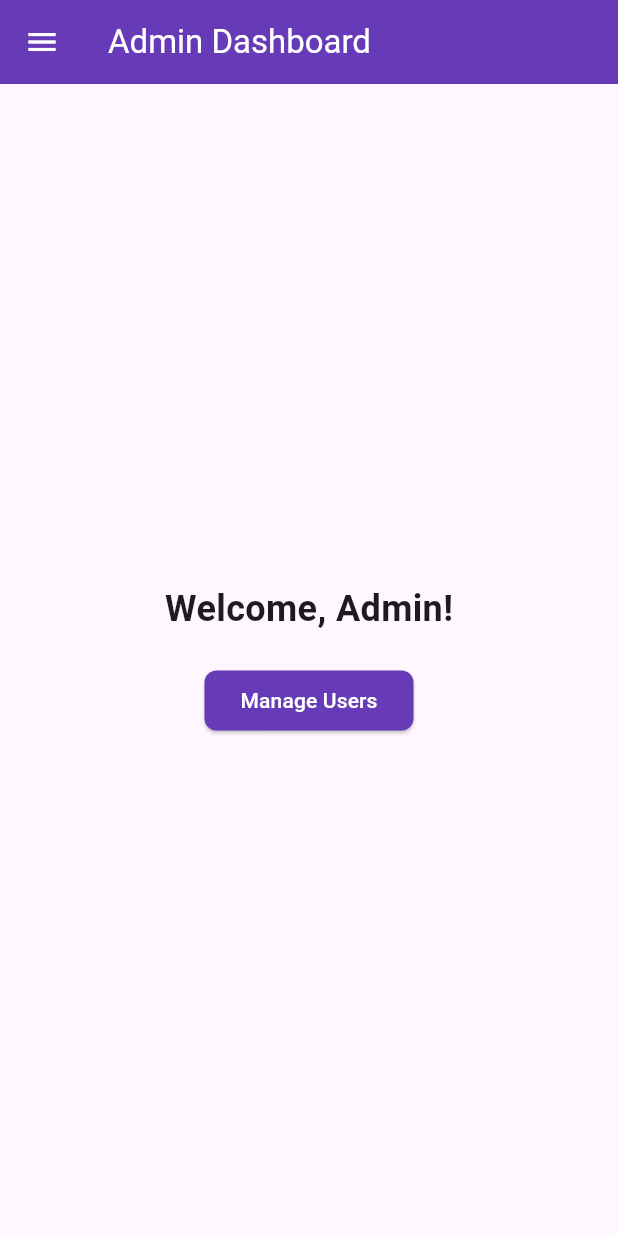
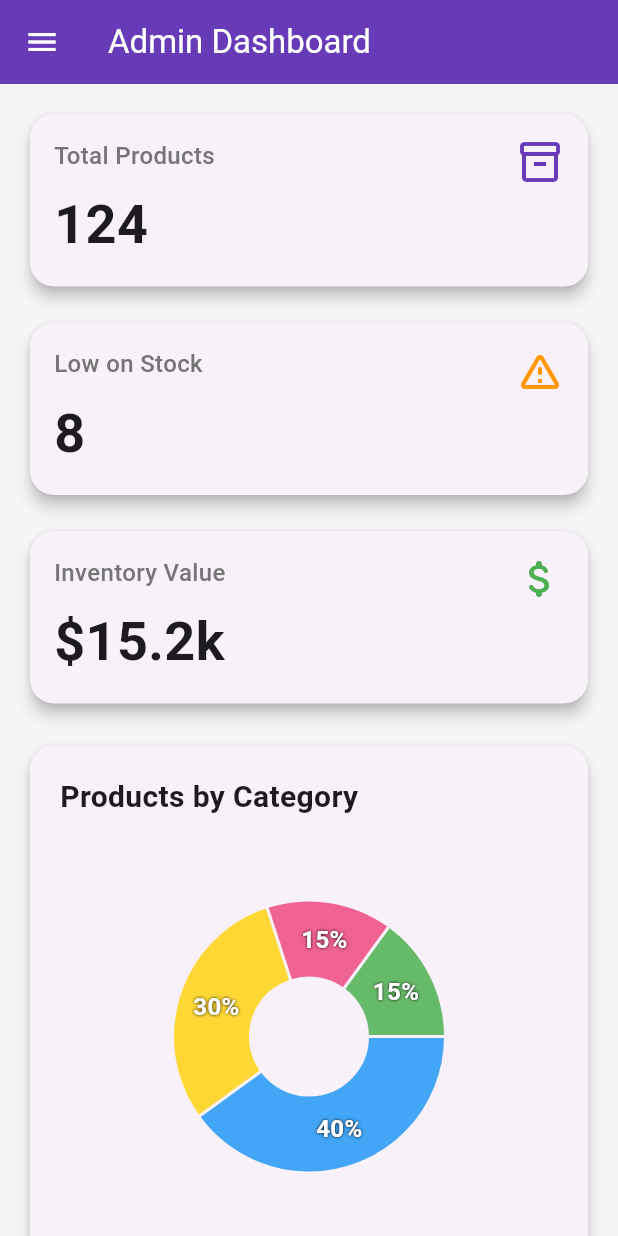
Before and after one commit to Azrof88/flutter-inventory-app, a Flutter app: the AdminDashboardScreen widget shown alone on an empty page, opened directly, on a phone screen of 412 x 824 dp. Run offline on Flutter 3.47's test engine with Material 3 defaults, Android fonts, the light colour scheme and no system bars; drawn by our look-alikes of fl_chart; our stand-ins replace cloud_firestore, shared_preferences; accounts and stored records are empty; network calls fail.

Commit message:
feat: Implement dashboard UI with responsive metric cards and pie chart

```diff
--- a/lib/data/services/auth_service.dart
+++ b/lib/data/services/auth_service.dart
@@ -16,12 +16,12 @@ class AuthService {
   // This list will act as our in-memory "users" database.
   // MEHEDI-TODO: This entire list will be removed and replaced by Firestore calls.
   final List<AppUser> _users = [
-    AppUser(uid: '1', email: 'admin@app.com', role: UserRole.admin),
-    AppUser(uid: '2', email: 'staff@app.com', role: UserRole.staff),
+    AppUser(uid: '1', email: 'admin@gmail.com', role: UserRole.admin),
+    AppUser(uid: '2', email: 'staff@gmail.com', role: UserRole.staff),
   ];
   final Map<String, String> _passwords = {
-    'admin@app.com': 'password',
-    'staff@app.com': 'password',
+    'admin@gmail.com': 'password',
+    'staff@gmail.com': 'password',
   };
 
 
--- a/lib/screens/dashboard/admin_dashboard_screen.dart
+++ b/lib/screens/dashboard/admin_dashboard_screen.dart
@@ -1,39 +1,59 @@
 import 'package:flutter/material.dart';
-import '../../data/models/user_model.dart'; // Import this to use the UserRole enum
-import 'dashboard_screen.dart'; // Import the main layout shell
+import '../../data/models/user_model.dart';
+import '../../widgets/metric_card.dart';
+import '../../widgets/category_pie_chart.dart';
+import 'dashboard_screen.dart';
 
 class AdminDashboardScreen extends StatelessWidget {
   const AdminDashboardScreen({super.key});
 
   @override
   Widget build(BuildContext context) {
-    // NO Scaffold or AppBar here!
-    // This is the unique content for the admin.
-    final adminContent = Center(
-      child: Column(
-        mainAxisAlignment: MainAxisAlignment.center,
+    // A ListView is the most robust way to build this scrollable screen.
+    final adminContent = Container(
+      color: Colors.grey.shade100,
+      child: ListView(
+        padding: const EdgeInsets.all(16.0),
         children: [
-          const Text(
-            'Welcome, Admin!',
-            style: TextStyle(fontSize: 24, fontWeight: FontWeight.bold),
+          Wrap(
+            spacing: 16.0,
+            runSpacing: 16.0,
+            alignment: WrapAlignment.center,
+            children: const [
+              // --- DATA HAND-OFF POINT FOR MUBIN & MEHEDI ---
+
+              // MUBIN-TODO: Your task is to create a new service file: `lib/data/services/dashboard_service.dart`.
+              // This service will be a Singleton and will contain dummy methods that return hardcoded data for now.
+              // For example:
+              //   Future<int> getTotalProductCount() async { return 124; }
+              //   Future<int> getLowStockCount() async { return 8; }
+              //   Future<String> getTotalInventoryValue() async { return "\$15.2k"; }
+              // You will then call these methods to populate the `value` fields in the MetricCard widgets below.
+
+              // MEHEDI-TODO: Your task is to replace Mubin's dummy methods in the `DashboardService`.
+              // You will implement real-time listeners to Firestore. For example, `getTotalProductCount`
+              // will listen to the `.snapshots()` of the 'products' collection and return its size.
+              // This will require converting this screen into a StatefulWidget that can rebuild when the data from your streams changes.
+
+              MetricCard(title: 'Total Products', value: '124', icon: Icons.inventory_2_outlined, iconColor: Colors.deepPurple),
+              MetricCard(title: 'Low on Stock', value: '8', icon: Icons.warning_amber_rounded, iconColor: Colors.orange),
+              MetricCard(title: 'Inventory Value', value: '\$15.2k', icon: Icons.attach_money_rounded, iconColor: Colors.green),
+            ],
           ),
           const SizedBox(height: 20),
-          ElevatedButton(
-            onPressed: () {
-              // TODO: Navigate to user management screen
-            },
-            child: const Text('Manage Users'),
-          )
+          // We give the chart a fixed height to ensure it behaves predictably.
+          SizedBox(
+            height: 400,
+            child: CategoryPieChart(),
+          ),
         ],
       ),
     );
 
-    // Now, wrap the unique content with the common DashboardScreen layout.
-    // This provides the AppBar and the Drawer (sidebar).
     return DashboardScreen(
       title: 'Admin Dashboard',
       body: adminContent,
-      userRole: UserRole.admin, // Pass the role to the sidebar
+      userRole: UserRole.admin,
     );
   }
 }
--- /dev/null
+++ b/lib/widgets/category_pie_chart.dart
@@ -0,0 +1,99 @@
+import 'package:fl_chart/fl_chart.dart';
+import 'package:flutter/material.dart';
+
+class CategoryPieChart extends StatefulWidget {
+  const CategoryPieChart({super.key});
+
+  @override
+  State<CategoryPieChart> createState() => _CategoryPieChartState();
+}
+
+class _CategoryPieChartState extends State<CategoryPieChart> {
+  int touchedIndex = -1;
+
+  @override
+  Widget build(BuildContext context) {
+    return Card(
+      elevation: 4,
+      shape: RoundedRectangleBorder(borderRadius: BorderRadius.circular(16)),
+      child: Padding(
+        padding: const EdgeInsets.all(20.0),
+        child: Column(
+          mainAxisSize: MainAxisSize.min,
+          crossAxisAlignment: CrossAxisAlignment.start,
+          children: [
+            const Text(
+              'Products by Category',
+              style: TextStyle(
+                fontSize: 20,
+                fontWeight: FontWeight.bold,
+              ),
+            ),
+            const SizedBox(height: 20),
+            SizedBox(
+              height: 250,
+              child: PieChart(
+                PieChartData(
+                  pieTouchData: PieTouchData(
+                    touchCallback: (FlTouchEvent event, pieTouchResponse) {
+                      setState(() {
+                        if (!event.isInterestedForInteractions ||
+                            pieTouchResponse == null ||
+                            pieTouchResponse.touchedSection == null) {
+                          touchedIndex = -1;
+                          return;
+                        }
+                        touchedIndex = pieTouchResponse.touchedSection!.touchedSectionIndex;
+                      });
+                    },
+                  ),
+                  borderData: FlBorderData(show: false),
+                  sectionsSpace: 2,
+                  centerSpaceRadius: 40,
+                  // The `sections` property is the key data source for this chart.
+                  // It calls the `showingSections()` method below to get its data.
+                  sections: showingSections(),
+                ),
+              ),
+            ),
+          ],
+        ),
+      ),
+    );
+  }
+
+  // --- DATA HAND-OFF POINT FOR MUBIN & MEHEDI ---
+  List<PieChartSectionData> showingSections() {
+    // MUBIN-TODO: Your task is to create a method in your new `DashboardService`.
+    // This method, for example `getCategoryDistribution()`, will return a Map
+    // of dummy data, like: `{'Electronics': 40.0, 'Office': 30.0, ...}`.
+    // You will then write the logic here to transform that Map into the list of
+    // `PieChartSectionData` widgets that the chart needs to display.
+    // This is a key example of the business logic layer preparing data for the UI.
+
+    // MEHEDI-TODO: Your task is to replace Mubin's dummy `getCategoryDistribution`
+    // method with a real Firestore query. You will need to read all documents from the
+    // 'products' collection and group them by category to calculate the real percentages.
+    // The data you fetch will flow through Mubin's logic to dynamically build this chart.
+
+    // For now, as Azrof, I am providing hardcoded dummy data so the UI can be built and tested.
+    return List.generate(4, (i) {
+      final isTouched = i == touchedIndex;
+      final fontSize = isTouched ? 25.0 : 16.0;
+      final radius = isTouched ? 60.0 : 50.0;
+      const shadows = [Shadow(color: Colors.black, blurRadius: 2)];
+      switch (i) {
+        case 0:
+          return PieChartSectionData(color: Colors.blue.shade400, value: 40, title: '40%', radius: radius, titleStyle: TextStyle(fontSize: fontSize, fontWeight: FontWeight.bold, color: Colors.white, shadows: shadows));
+        case 1:
+          return PieChartSectionData(color: Colors.yellow.shade600, value: 30, title: '30%', radius: radius, titleStyle: TextStyle(fontSize: fontSize, fontWeight: FontWeight.bold, color: Colors.white, shadows: shadows));
+        case 2:
+          return PieChartSectionData(color: Colors.pink.shade300, value: 15, title: '15%', radius: radius, titleStyle: TextStyle(fontSize: fontSize, fontWeight: FontWeight.bold, color: Colors.white, shadows: shadows));
+        case 3:
+          return PieChartSectionData(color: Colors.green.shade400, value: 15, title: '15%', radius: radius, titleStyle: TextStyle(fontSize: fontSize, fontWeight: FontWeight.bold, color: Colors.white, shadows: shadows));
+        default:
+          throw Error();
+      }
+    });
+  }
+}
--- /dev/null
+++ b/lib/widgets/metric_card.dart
@@ -0,0 +1,68 @@
+import 'package:flutter/material.dart';
+
+// AZROF-NOTE: This is the corrected, reusable UI component for our dashboard.
+// I have removed the Spacer and changed the Column's mainAxisAlignment.
+// This resolves the RenderFlex layout error that was causing the blank screen.
+class MetricCard extends StatelessWidget {
+  final String title;
+  final String value;
+  final IconData icon;
+  final Color iconColor;
+
+  const MetricCard({
+    super.key,
+    required this.title,
+    required this.value,
+    required this.icon,
+    this.iconColor = Colors.blue,
+  });
+
+  @override
+  Widget build(BuildContext context) {
+    return Card(
+      elevation: 4,
+      shape: RoundedRectangleBorder(borderRadius: BorderRadius.circular(16)),
+      child: Padding(
+        padding: const EdgeInsets.all(16.0),
+        child: Column(
+          crossAxisAlignment: CrossAxisAlignment.start,
+          // --- FIX IS HERE ---
+          // This pushes the children to the start and end of the Column,
+          // achieving the same visual effect as Spacer without causing a layout error.
+          mainAxisAlignment: MainAxisAlignment.spaceBetween,
+          children: [
+            Row(
+              crossAxisAlignment: CrossAxisAlignment.start,
+              children: [
+                Expanded(
+                  child: Text(
+                    title,
+                    style: TextStyle(
+                      fontSize: 16,
+                      fontWeight: FontWeight.w500,
+                      color: Colors.grey.shade600,
+                    ),
+                  ),
+                ),
+                const SizedBox(width: 8),
+                Icon(icon, color: iconColor, size: 32),
+              ],
+            ),
+            // The Spacer widget has been removed from here.
+            FittedBox(
+              fit: BoxFit.scaleDown,
+              child: Text(
+                value,
+                style: const TextStyle(
+                  fontSize: 36,
+                  fontWeight: FontWeight.bold,
+                ),
+                maxLines: 1,
+              ),
+            ),
+          ],
+        ),
+      ),
+    );
+  }
+}
```
Also changed, not shown: lib/screens/auth/login_screen.dart (+72 -167 lines), lib/screens/dashboard/staff_dashboard_screen.dart (+39 -10 lines), pubspec.yaml (+7 -71 lines), pubspec.lock.
